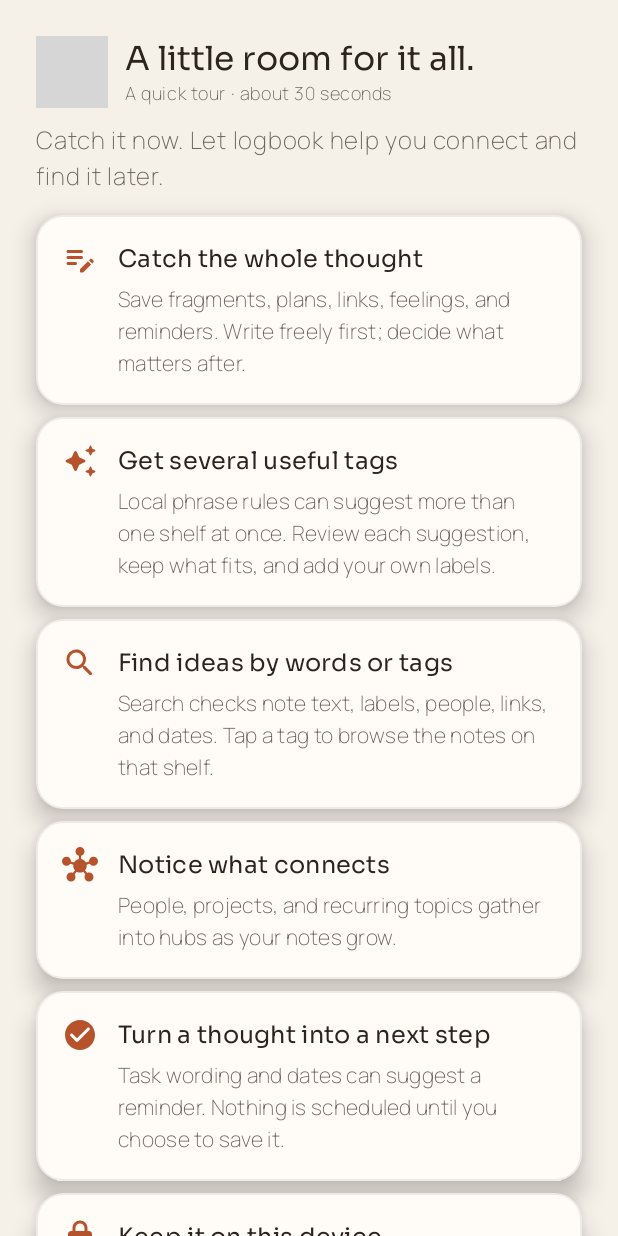
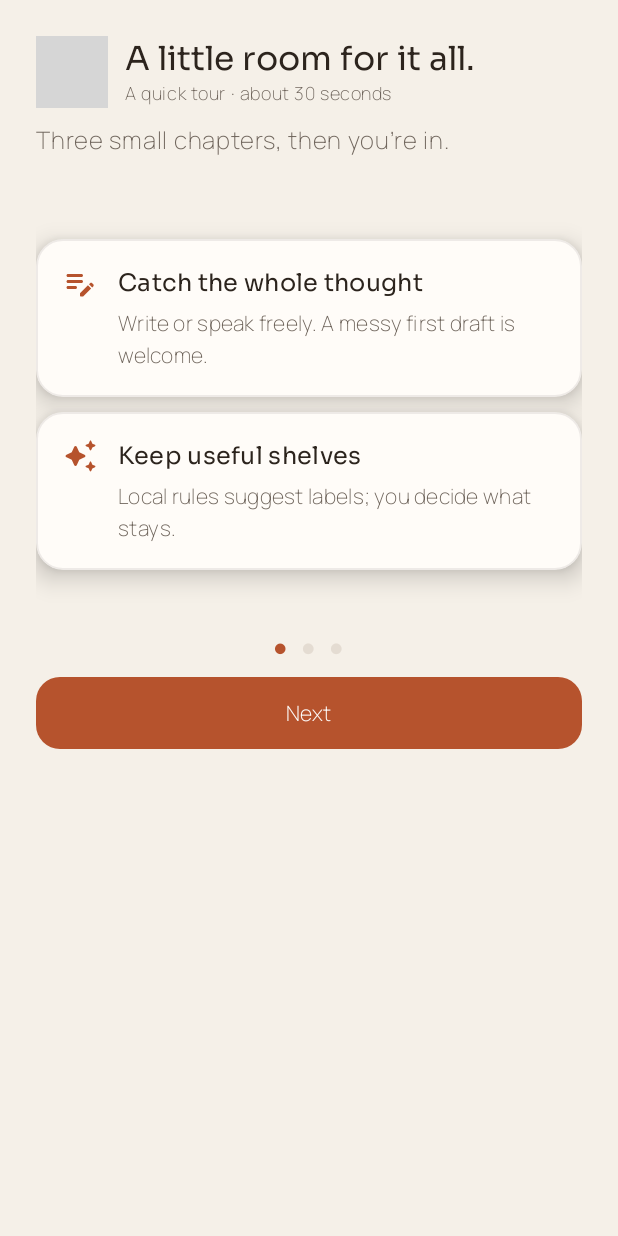
Before and after one commit to vijayarkananduri/logbook, an Android app built with Jetpack Compose: the screen it shows after launch (MainActivity), after a tap on "Make it mine", on a phone screen of 412 x 824 dp. Run offline under Robolectric (Android 15) with nearby library versions, the phone set to English and light mode, and no system bars; libraries missing offline, so code that uses them is left out: net.sqlcipher.database; 7 statements that could not run were skipped; grey boxes are pictures that could not be loaded.

Commit message:
Add task dates and calmer onboarding

```diff
--- a/app/src/main/java/app/logbook/LogbookScreens.kt
+++ b/app/src/main/java/app/logbook/LogbookScreens.kt
@@ -1,6 +1,8 @@
 package app.logbook
 
 import androidx.compose.foundation.verticalScroll
+import androidx.compose.foundation.pager.HorizontalPager
+import androidx.compose.foundation.pager.rememberPagerState
 import androidx.compose.animation.AnimatedVisibility
 import androidx.compose.animation.fadeIn
 import androidx.compose.animation.slideInVertically
@@ -42,8 +44,10 @@ import androidx.compose.ui.window.Dialog
 import androidx.compose.ui.window.DialogProperties
 import java.text.SimpleDateFormat
 import java.util.Date
+import java.util.Calendar
 import java.util.Locale
 import kotlinx.coroutines.delay
+import kotlinx.coroutines.launch
 
 @Composable
 internal fun WelcomeScreen(name: String, onName: (String) -> Unit, onContinue: () -> Unit) {
@@ -71,21 +75,13 @@ internal fun WelcomeScreen(name: String, onName: (String) -> Unit, onContinue: (
 
 @Composable
 internal fun IntroScreen(onStart: () -> Unit) {
-    val features = listOf(
-        Triple(Icons.Rounded.EditNote, "Catch the whole thought", "Save fragments, plans, links, feelings, and reminders. Write freely first; decide what matters after."),
-        Triple(Icons.Rounded.AutoAwesome, "Get several useful tags", "Local phrase rules can suggest more than one shelf at once. Review each suggestion, keep what fits, and add your own labels."),
-        Triple(Icons.Rounded.Search, "Find ideas by words or tags", "Search checks note text, labels, people, links, and dates. Tap a tag to browse the notes on that shelf."),
-        Triple(Icons.Rounded.Hub, "Notice what connects", "People, projects, and recurring topics gather into hubs as your notes grow."),
-        Triple(Icons.Rounded.CheckCircle, "Turn a thought into a next step", "Task wording and dates can suggest a reminder. Nothing is scheduled until you choose to save it."),
-        Triple(Icons.Rounded.Lock, "Keep it on this device", "Your notes stay in the encrypted local database. Tagging and chat use predictable on-device rules, not a cloud AI.")
+    val pages = listOf(
+        listOf(Triple(Icons.Rounded.EditNote, "Catch the whole thought", "Write or speak freely. A messy first draft is welcome."), Triple(Icons.Rounded.AutoAwesome, "Keep useful shelves", "Local rules suggest labels; you decide what stays.")),
+        listOf(Triple(Icons.Rounded.Search, "Find it again", "Search words, links, people, dates, and labels."), Triple(Icons.Rounded.Hub, "See what connects", "People, projects, and recurring topics gather into hubs.")),
+        listOf(Triple(Icons.Rounded.CheckCircle, "Move one thing forward", "Turn clear next steps into dated local task notifications."), Triple(Icons.Rounded.Lock, "Keep it on this device", "Your writing stays in an encrypted local database—not a cloud AI."))
     )
-    var revealed by remember { mutableIntStateOf(0) }
-    LaunchedEffect(Unit) {
-        features.indices.forEach { index ->
-            delay(90)
-            revealed = index + 1
-        }
-    }
+    val pagerState = rememberPagerState(pageCount = { pages.size })
+    val pagerScope = rememberCoroutineScope()
     Column(Modifier.fillMaxSize().verticalScroll(rememberScrollState()).padding(24.dp)) {
         Row(verticalAlignment = Alignment.CenterVertically) {
             Image(painterResource(R.drawable.logbook_logo), "logbook logo", Modifier.size(48.dp))
@@ -96,16 +92,24 @@ internal fun IntroScreen(onStart: () -> Unit) {
             }
         }
         Spacer(Modifier.height(9.dp))
-        Text("Catch it now. Let logbook help you connect and find it later.", style = MaterialTheme.typography.bodyLarge, color = MaterialTheme.colorScheme.onSurfaceVariant)
+        Text("Three small chapters, then you’re in.", style = MaterialTheme.typography.bodyLarge, color = MaterialTheme.colorScheme.onSurfaceVariant)
         Spacer(Modifier.height(14.dp))
-        features.forEachIndexed { index, feature ->
-            AnimatedVisibility(visible = index < revealed, enter = fadeIn(tween(260)) + slideInVertically(tween(260)) { it / 5 }) {
-                IntroCard(feature.first, feature.second, feature.third)
+        HorizontalPager(state = pagerState, modifier = Modifier.fillMaxWidth().height(300.dp)) { page ->
+            Column(verticalArrangement = Arrangement.spacedBy(10.dp)) {
+                pages[page].forEach { feature -> IntroCard(feature.first, feature.second, feature.third) }
             }
-            if (index < features.lastIndex) Spacer(Modifier.height(8.dp))
         }
-        Spacer(Modifier.height(16.dp))
-        PrimaryAction("Open logbook", MaterialTheme.colorScheme.primary, onStart)
+        Row(Modifier.fillMaxWidth(), horizontalArrangement = Arrangement.Center, verticalAlignment = Alignment.CenterVertically) {
+            repeat(pages.size) { page ->
+                Text("●", color = if (pagerState.currentPage == page) MaterialTheme.colorScheme.primary else MaterialTheme.colorScheme.outlineVariant, modifier = Modifier.padding(horizontal = 4.dp))
+            }
+        }
+        Spacer(Modifier.height(8.dp))
+        if (pagerState.currentPage < pages.lastIndex) {
+            PrimaryAction("Next", MaterialTheme.colorScheme.primary, { pagerScope.launch { pagerState.animateScrollToPage(pagerState.currentPage + 1) } })
+        } else {
+            PrimaryAction("Open logbook", MaterialTheme.colorScheme.primary, onStart)
+        }
     }
 }
 
@@ -125,7 +129,7 @@ private fun IntroCard(icon: androidx.compose.ui.graphics.vector.ImageVector, tit
 }
 
 @Composable
-internal fun HomeScreen(name: String, memories: List<Memory>, todos: List<Todo>, onMemory: (Memory) -> Unit, onDelete: (Memory) -> Unit, onSearch: () -> Unit, onTasks: () -> Unit, onToggleTask: (Todo) -> Unit, onTagClick: (String) -> Unit) {
+internal fun HomeScreen(name: String, memories: List<Memory>, todos: List<Todo>, showRecentNotes: Boolean, onMemory: (Memory) -> Unit, onDelete: (Memory) -> Unit, onSearch: () -> Unit, onTasks: () -> Unit, onToggleTask: (Todo) -> Unit, onTagClick: (String) -> Unit) {
     Column(Modifier.fillMaxSize().verticalScroll(rememberScrollState()).padding(horizontal = 20.dp, vertical = 12.dp).padding(bottom = 88.dp)) {
         Text(greeting(name), fontFamily = LogbookHand, fontSize = 34.sp, lineHeight = 40.sp, color = MaterialTheme.colorScheme.onBackground)
         Text(SimpleDateFormat("EEEE, MMMM d", Locale.getDefault()).format(Date()), style = MaterialTheme.typography.bodyMedium, color = MaterialTheme.colorScheme.onSurfaceVariant)
@@ -156,12 +160,12 @@ internal fun HomeScreen(name: String, memories: List<Memory>, todos: List<Todo>,
                 }
             }
         }
-        Spacer(Modifier.height(22.dp))
-        Row(Modifier.fillMaxWidth(), verticalAlignment = Alignment.CenterVertically) {
+        if (showRecentNotes) Spacer(Modifier.height(22.dp))
+        if (showRecentNotes) Row(Modifier.fillMaxWidth(), verticalAlignment = Alignment.CenterVertically) {
             Text("Recent thoughts", style = MaterialTheme.typography.titleLarge, color = MaterialTheme.colorScheme.onBackground, modifier = Modifier.weight(1f))
             TextButton(onClick = onSearch, modifier = Modifier.defaultMinSize(minHeight = 48.dp)) { Text("See all") }
         }
-        if (memories.isEmpty()) {
+        if (showRecentNotes && memories.isEmpty()) {
             DewSurface(Modifier.fillMaxWidth()) {
                 Column(Modifier.padding(19.dp)) {
                     Text("A fresh page.", fontFamily = LogbookHand, fontSize = 27.sp, color = MaterialTheme.colorScheme.onSurface)
@@ -169,7 +173,7 @@ internal fun HomeScreen(name: String, memories: List<Memory>, todos: List<Todo>,
                     Text("Use the + button whenever you want to save a thought.", style = MaterialTheme.typography.bodyMedium, color = MaterialTheme.colorScheme.onSurfaceVariant)
                 }
             }
-        } else memories.take(5).forEachIndexed { index, memory ->
+        } else if (showRecentNotes) memories.take(5).forEachIndexed { index, memory ->
             if (index > 0) Spacer(Modifier.height(10.dp))
             MemoryCard(memory, { onMemory(memory) }, { onDelete(memory) }, onTagClick)
         }
@@ -291,16 +295,27 @@ private fun HubCard(hub: EntityHub, onClick: () -> Unit) {
 }
 
 @Composable
-internal fun TasksScreen(todos: List<Todo>, draft: String, onDraft: (String) -> Unit, onAdd: () -> Unit, onToggle: (Todo) -> Unit, onDelete: (Todo) -> Unit) {
+internal fun TasksScreen(todos: List<Todo>, draft: String, draftDue: Long?, onDraft: (String) -> Unit, onDraftDue: (Long?) -> Unit, onAdd: () -> Unit, onToggle: (Todo) -> Unit, onDelete: (Todo) -> Unit) {
     val ordered = todos.sortedWith(compareBy<Todo> { it.completed }.thenBy { it.due ?: Long.MAX_VALUE }.thenByDescending { it.created })
+    var showCalendar by remember { mutableStateOf(false) }
+    val datePickerState = rememberDatePickerState(initialSelectedDateMillis = draftDue ?: System.currentTimeMillis())
     Column(Modifier.fillMaxSize().padding(horizontal = 20.dp, vertical = 12.dp)) {
         Text("Things in motion", fontFamily = LogbookHand, fontSize = 32.sp, color = MaterialTheme.colorScheme.onBackground)
         Text("A gentle place for what comes next.", style = MaterialTheme.typography.bodyMedium, color = MaterialTheme.colorScheme.onSurfaceVariant)
         Spacer(Modifier.height(13.dp))
         Row(verticalAlignment = Alignment.CenterVertically, horizontalArrangement = Arrangement.spacedBy(8.dp)) {
             EntryField(draft, onDraft, "Add a task — call Sam tomorrow", false, 50.dp, Modifier.weight(1f))
+            IconButton(onClick = { showCalendar = true }, modifier = Modifier.size(50.dp)) {
+                Icon(Icons.Rounded.CalendarMonth, "Choose task date", tint = MaterialTheme.colorScheme.primary)
+            }
             IconButton(onClick = onAdd, modifier = Modifier.size(50.dp).clip(CircleShape).background(MaterialTheme.colorScheme.primary)) {
                 Icon(Icons.Rounded.Add, "Add task", tint = MaterialTheme.colorScheme.onPrimary)
+            }
+        }
+        draftDue?.let { due ->
+            Row(Modifier.fillMaxWidth(), verticalAlignment = Alignment.CenterVertically) {
+                Text("Due ${formatDue(due)}", style = MaterialTheme.typography.bodySmall, color = MaterialTheme.colorScheme.primary, modifier = Modifier.weight(1f))
+                TextButton(onClick = { onDraftDue(null) }) { Text("Clear date") }
             }
         }
         Spacer(Modifier.height(13.dp))
@@ -310,6 +325,17 @@ internal fun TasksScreen(todos: List<Todo>, draft: String, onDraft: (String) ->
             items(ordered, key = { it.id }) { task -> TodoCard(task, { onToggle(task) }, { onDelete(task) }) }
         }
     }
+    if (showCalendar) DatePickerDialog(
+        onDismissRequest = { showCalendar = false },
+        confirmButton = { TextButton(onClick = {
+            datePickerState.selectedDateMillis?.let { millis ->
+                val picked = Calendar.getInstance().apply { timeInMillis = millis; set(Calendar.HOUR_OF_DAY, 9); set(Calendar.MINUTE, 0); set(Calendar.SECOND, 0); set(Calendar.MILLISECOND, 0) }.timeInMillis
+                onDraftDue(picked)
+            }
+            showCalendar = false
+        }) { Text("Choose") } },
+        dismissButton = { TextButton(onClick = { showCalendar = false }) { Text("Cancel") } }
+    ) { DatePicker(state = datePickerState) }
 }
 
 @Composable
@@ -342,6 +368,7 @@ internal fun SettingsScreen(
     name: String, onName: (String) -> Unit, themeMode: String, onThemeMode: (String) -> Unit,
     morningEnabled: Boolean, eveningEnabled: Boolean, morningTime: String, eveningTime: String,
     onMorningEnabled: (Boolean) -> Unit, onEveningEnabled: (Boolean) -> Unit, onMorningTime: () -> Unit, onEveningTime: () -> Unit,
+    showRecentNotes: Boolean, onShowRecentNotes: (Boolean) -> Unit, onHelp: () -> Unit,
     onExport: () -> Unit, onImport: () -> Unit, onClear: () -> Unit, onIntro: () -> Unit
 ) {
     Column(Modifier.fillMaxSize().verticalScroll(rememberScrollState()).padding(horizontal = 17.dp, vertical = 7.dp)) {
@@ -369,6 +396,10 @@ internal fun SettingsScreen(
             TextButton(onClick = onEveningTime, modifier = Modifier.fillMaxWidth(), enabled = eveningEnabled) { Text("Evening time · $eveningTime") }
         }
         Spacer(Modifier.height(4.dp))
+        SettingsGroup("Home") {
+            SettingToggle(Icons.Rounded.StickyNote2, "Show recent thoughts", "Hide this block when Home feels too busy.", showRecentNotes, onShowRecentNotes)
+        }
+        Spacer(Modifier.height(4.dp))
         SettingsGroup("Your writing stays yours") {
             Text("Thoughts are stored in an encrypted database on this device. logbook has no account, network AI, sync, ads or analytics. JSON files contain private writing; choose a destination you trust.", style = MaterialTheme.typography.bodyMedium, color = MaterialTheme.colorScheme.onSurfaceVariant)
             Spacer(Modifier.height(5.dp))
@@ -384,6 +415,8 @@ internal fun SettingsScreen(
         Spacer(Modifier.height(4.dp))
         SettingsGroup("About logbook") {
             Text("A private mind space. Local-first by design; voice uses only Android’s on-device recognizer when available.", style = MaterialTheme.typography.bodyMedium, color = MaterialTheme.colorScheme.onSurfaceVariant)
+            Spacer(Modifier.height(2.dp))
+            SecondaryAction("Open the Help guide", Icons.Rounded.MenuBook, onHelp, Modifier.fillMaxWidth())
             Spacer(Modifier.height(2.dp))
             TextButton(onClick = onIntro, modifier = Modifier.fillMaxWidth().defaultMinSize(minHeight = 48.dp)) { Text("See the welcome again") }
         }
```
Also changed, not shown: app/src/main/java/app/logbook/MainActivity.kt (+11 -5 lines).
